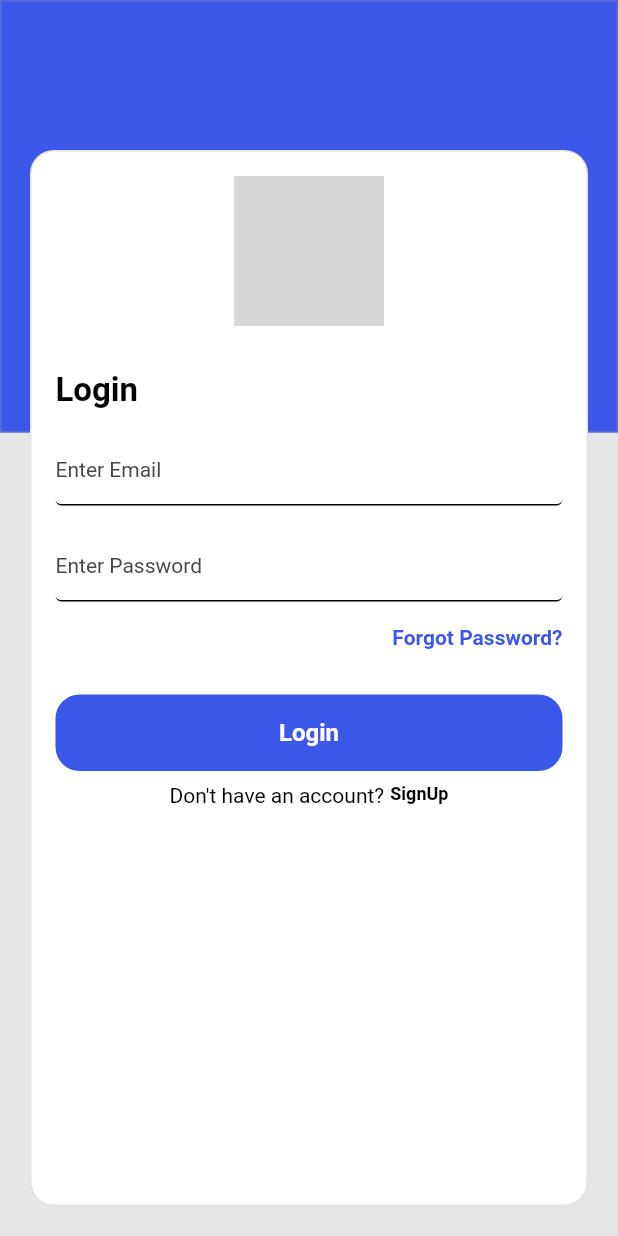
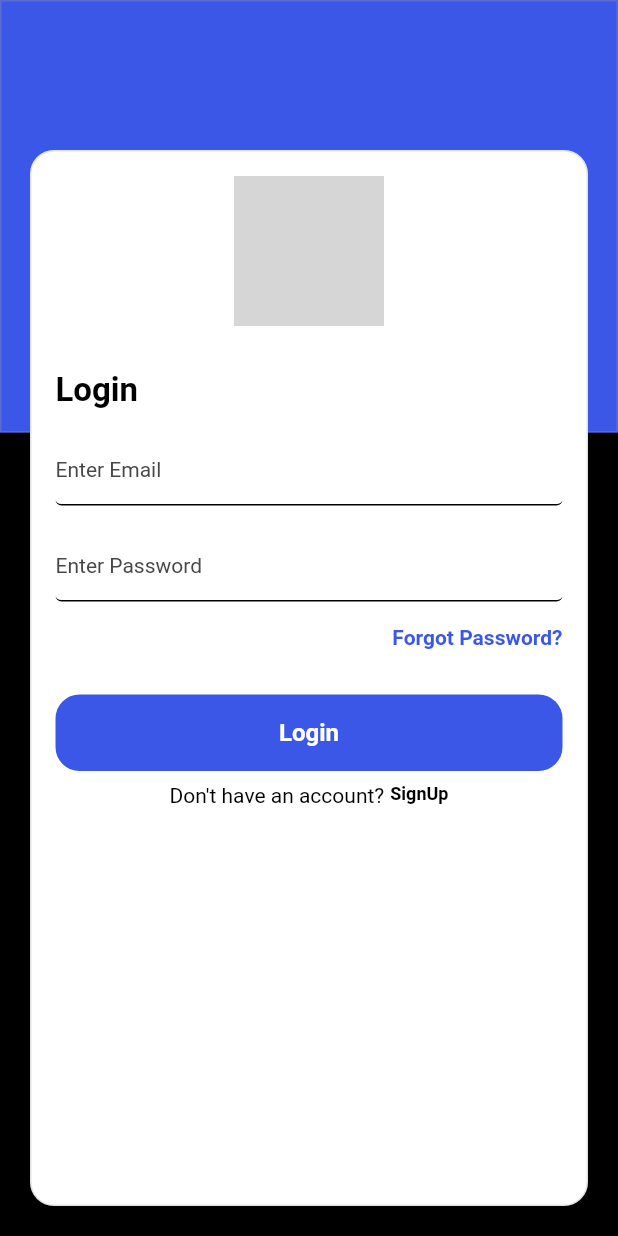
Before and after one commit to UzairZQ/sample-project, a Flutter app: the screen it shows after launch, on a phone screen of 412 x 824 dp. Run offline on Flutter 3.47's test engine with Material 2 defaults, Android fonts, the phone set to English and light mode, and no system bars; network calls fail; grey boxes are pictures that could not be loaded.

Commit message:
change made

```diff
--- a/lib/main.dart
+++ b/lib/main.dart
@@ -23,7 +23,7 @@ class mylogin extends StatelessWidget {
   @override
   Widget build(BuildContext context) {
     return Scaffold(
-      backgroundColor: Color(0xffe6e6e6),
+      backgroundColor: Colors.black, //this is a comment
       body: Stack(
         alignment: Alignment.topLeft,
         children: [
```
